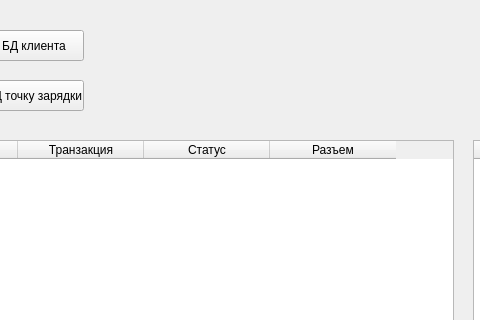
Qt form CMS_server version 0.1/MainWindow.ui (stig888881/CMS_server) before a commit; both pictures show x 507 to 987 and y 0 to 320 of the 1240 by 490 pixel window.
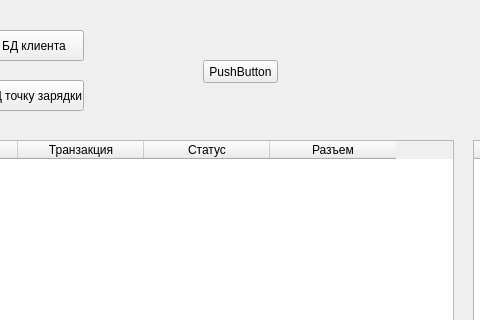
The same form after that commit. Icons and pictures are not drawn.

Patch:
```diff
--- a/CMS_server version 0.1/MainWindow.ui
+++ b/CMS_server version 0.1/MainWindow.ui
@@ -240,6 +240,19 @@
      </property>
     </column>
    </widget>
+   <widget class="QPushButton" name="pushButton_6">
+    <property name="geometry">
+     <rect>
+      <x>710</x>
+      <y>60</y>
+      <width>75</width>
+      <height>23</height>
+     </rect>
+    </property>
+    <property name="text">
+     <string>PushButton</string>
+    </property>
+   </widget>
   </widget>
   <widget class="QMenuBar" name="menubar">
    <property name="geometry">
```
